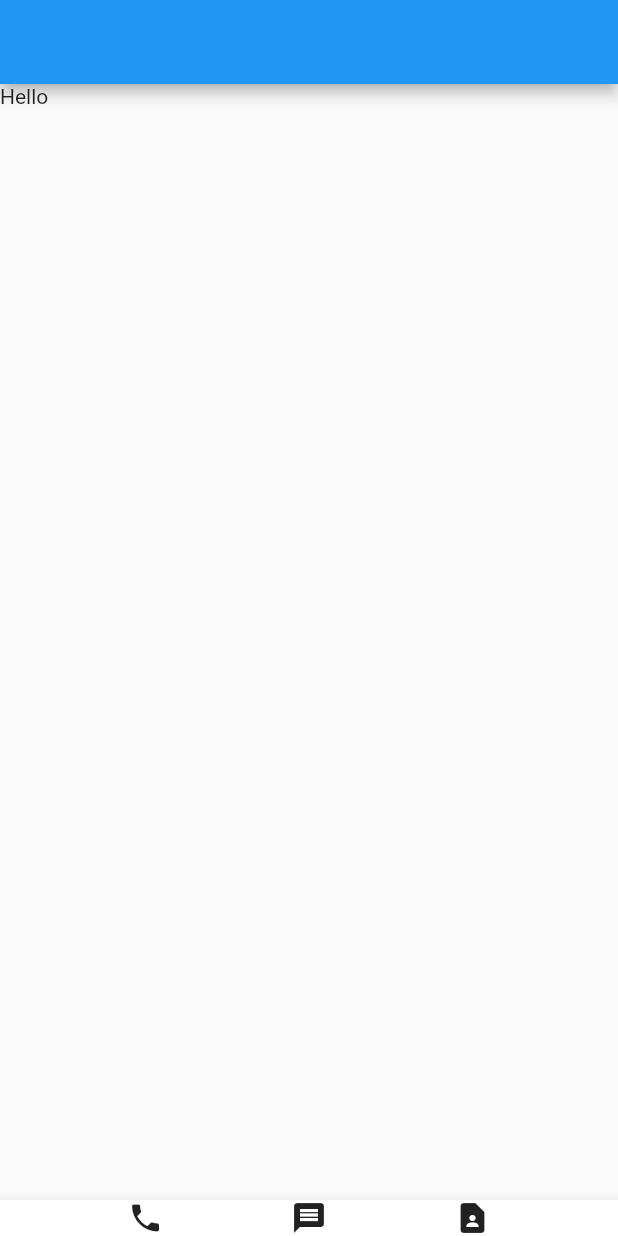
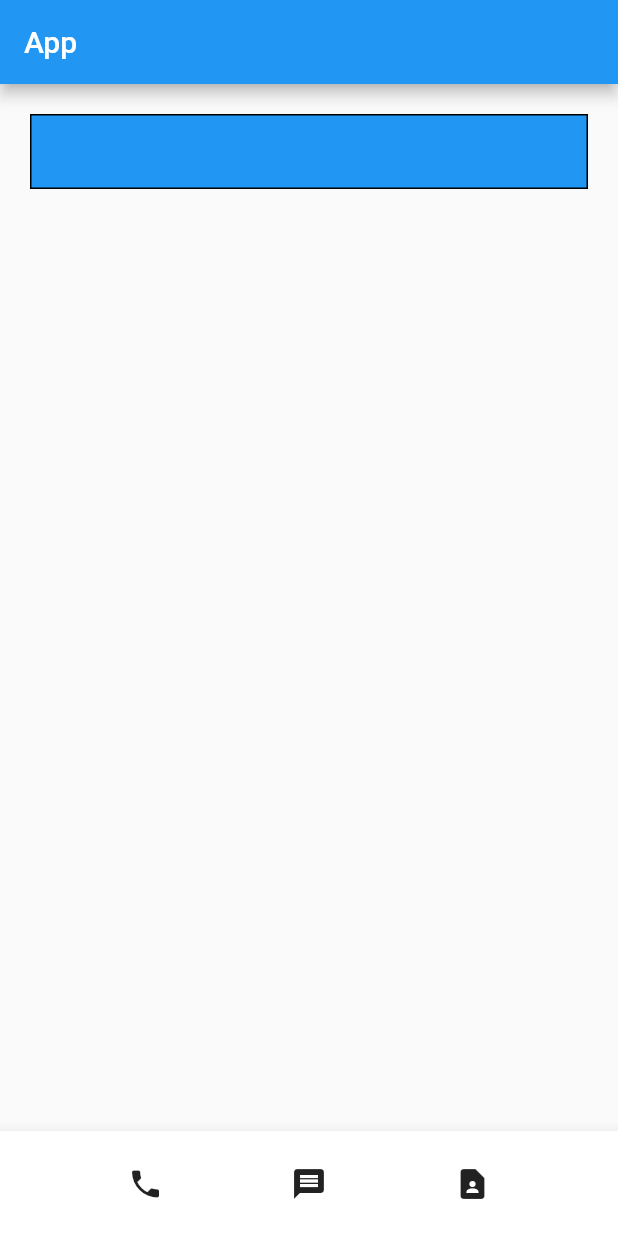
Before and after one commit to seungwoonlee90/flutter_contact, a Flutter app: the screen it shows after launch, on a phone screen of 412 x 824 dp. Run offline on Flutter 3.47's test engine with Material 2 defaults, Android fonts, the phone set to English and light mode, and no system bars.

Commit message:
box design

```diff
--- a/lib/main.dart
+++ b/lib/main.dart
@@ -11,16 +11,27 @@ class MyApp extends StatelessWidget {
   Widget build(BuildContext context) {
     return MaterialApp(
       home: Scaffold(
-        appBar: AppBar(),
-        body: Text("Hello"),
+        appBar: AppBar(title: Text("App"),),
+        body: Container(
+          width: double.infinity,
+          height: 50,
+          margin: EdgeInsets.all(20),
+          decoration: BoxDecoration(
+              color: Colors.blue,
+              border: Border.all(color: Colors.black)
+          ),
+        ),
         bottomNavigationBar: BottomAppBar(
-          child :Row(
+          child :SizedBox(
+            height: 70,
+            child: Row(
               mainAxisAlignment: MainAxisAlignment.spaceEvenly,
               children: [
                 Icon(Icons.phone),
                 Icon(Icons.message),
                 Icon(Icons.contact_page),
               ],
+            ),
           )
         ),
       ),
```
Lines whose indentation alone changed are shown as unchanged.
